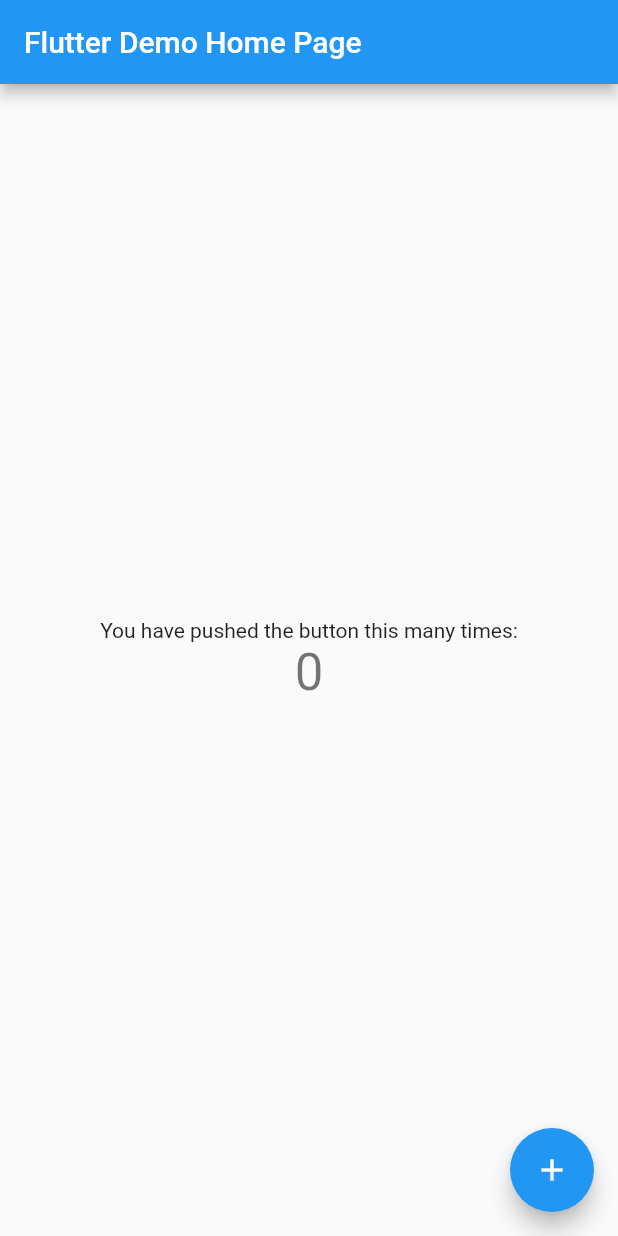
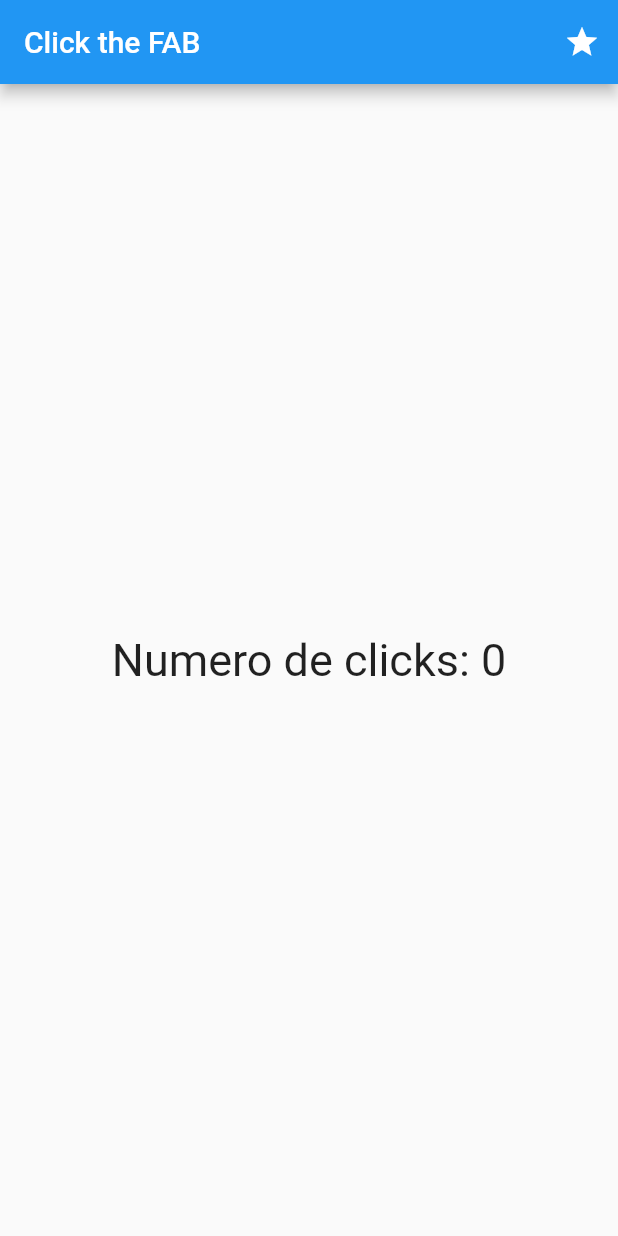
Before and after one commit to PaulinaArvizu/tarea1p_conociendoLosScaffold, a Flutter app: the screen it shows after launch, on a phone screen of 412 x 824 dp. Run offline on Flutter 3.47's test engine with Material 2 defaults, Android fonts, the phone set to English and light mode, and no system bars.

Commit message:
Cuenta los clicks y cambia de color el icono

```diff
--- a/lib/main.dart
+++ b/lib/main.dart
@@ -1,117 +1,59 @@
 import 'package:flutter/material.dart';
 
-void main() {
-  runApp(MyApp());
-}
+void main() => runApp(MyApp());
 
 class MyApp extends StatelessWidget {
-  // This widget is the root of your application.
   @override
   Widget build(BuildContext context) {
     return MaterialApp(
-      title: 'Flutter Demo',
-      theme: ThemeData(
-        // This is the theme of your application.
-        //
-        // Try running your application with "flutter run". You'll see the
-        // application has a blue toolbar. Then, without quitting the app, try
-        // changing the primarySwatch below to Colors.green and then invoke
-        // "hot reload" (press "r" in the console where you ran "flutter run",
-        // or simply save your changes to "hot reload" in a Flutter IDE).
-        // Notice that the counter didn't reset back to zero; the application
-        // is not restarted.
-        primarySwatch: Colors.blue,
-        // This makes the visual density adapt to the platform that you run
-        // the app on. For desktop platforms, the controls will be smaller and
-        // closer together (more dense) than on mobile platforms.
-        visualDensity: VisualDensity.adaptivePlatformDensity,
-      ),
-      home: MyHomePage(title: 'Flutter Demo Home Page'),
+      title: 'Material App',
+      home: HomePage(),
     );
   }
 }
 
-class MyHomePage extends StatefulWidget {
-  MyHomePage({Key key, this.title}) : super(key: key);
-
-  // This widget is the home page of your application. It is stateful, meaning
-  // that it has a State object (defined below) that contains fields that affect
-  // how it looks.
-
-  // This class is the configuration for the state. It holds the values (in this
-  // case the title) provided by the parent (in this case the App widget) and
-  // used by the build method of the State. Fields in a Widget subclass are
-  // always marked "final".
-
-  final String title;
+class HomePage extends StatefulWidget {
+  const HomePage({
+    Key key,
+  }) : super(key: key);
 
   @override
-  _MyHomePageState createState() => _MyHomePageState();
+  _HomePageState createState() => _HomePageState();
 }
 
-class _MyHomePageState extends State<MyHomePage> {
-  int _counter = 0;
-
-  void _incrementCounter() {
-    setState(() {
-      // This call to setState tells the Flutter framework that something has
-      // changed in this State, which causes it to rerun the build method below
-      // so that the display can reflect the updated values. If we changed
-      // _counter without calling setState(), then the build method would not be
-      // called again, and so nothing would appear to happen.
-      _counter++;
-    });
-  }
+class _HomePageState extends State<HomePage> {
+  bool _colored = false;
+  int _clicks = 0;
 
   @override
   Widget build(BuildContext context) {
-    // This method is rerun every time setState is called, for instance as done
-    // by the _incrementCounter method above.
-    //
-    // The Flutter framework has been optimized to make rerunning build methods
-    // fast, so that you can just rebuild anything that needs updating rather
-    // than having to individually change instances of widgets.
     return Scaffold(
       appBar: AppBar(
-        // Here we take the value from the MyHomePage object that was created by
-        // the App.build method, and use it to set our appbar title.
-        title: Text(widget.title),
+        title: Text('Click the FAB'),
+        actions: [
+          IconButton(
+            icon: Icon(Icons.star),
+            onPressed: () {
+              setState(() {
+                _colored = !_colored;
+                _clicks++;
+              });
+            },
+            color: _colored ? Colors.yellow : Colors.white,
+          ),
+        ],
       ),
       body: Center(
-        // Center is a layout widget. It takes a single child and positions it
-        // in the middle of the parent.
         child: Column(
-          // Column is also a layout widget. It takes a list of children and
-          // arranges them vertically. By default, it sizes itself to fit its
-          // children horizontally, and tries to be as tall as its parent.
-          //
-          // Invoke "debug painting" (press "p" in the console, choose the
-          // "Toggle Debug Paint" action from the Flutter Inspector in Android
-          // Studio, or the "Toggle Debug Paint" command in Visual Studio Code)
-          // to see the wireframe for each widget.
-          //
-          // Column has various properties to control how it sizes itself and
-          // how it positions its children. Here we use mainAxisAlignment to
-          // center the children vertically; the main axis here is the vertical
-          // axis because Columns are vertical (the cross axis would be
-          // horizontal).
           mainAxisAlignment: MainAxisAlignment.center,
           children: <Widget>[
             Text(
-              'You have pushed the button this many times:',
-            ),
-            Text(
-              '$_counter',
-              style: Theme.of(context).textTheme.headline4,
+              'Numero de clicks: $_clicks',
+              style: TextStyle(fontSize: 30),
             ),
           ],
         ),
       ),
-      floatingActionButton: FloatingActionButton(
-        onPressed: _incrementCounter,
-        tooltip: 'Increment',
-        child: Icon(Icons.add),
-      ), // This trailing comma makes auto-formatting nicer for build methods.
     );
   }
 }
```
